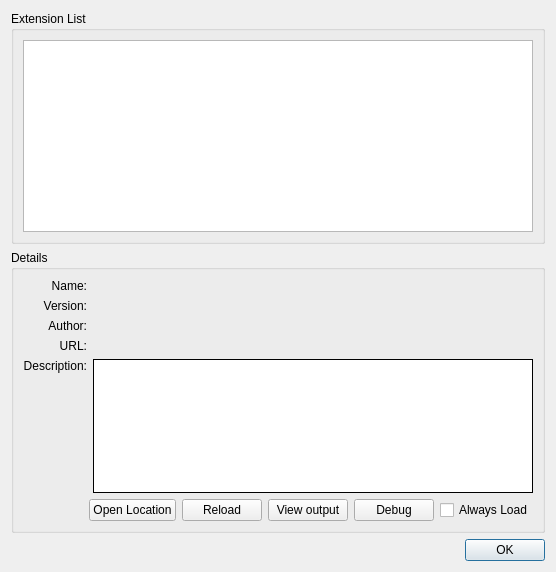
This is qrenderdoc/Windows/Dialogs/ExtensionManager.ui in anholt/renderdoc as Qt 5 draws it before an edit. The edited form follows.
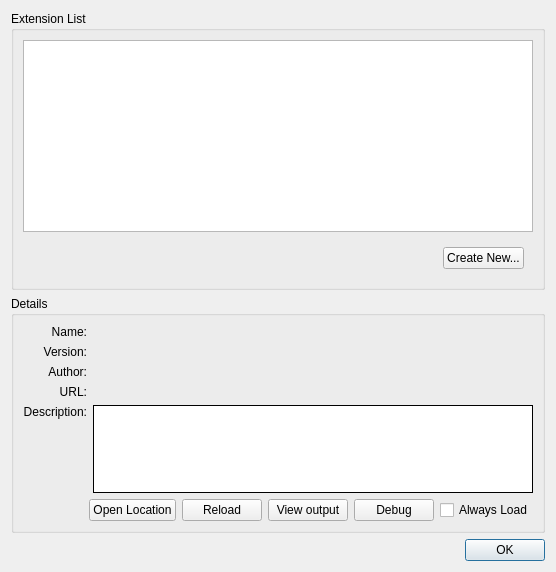
This is the edited form. Custom widgets are drawn as their Qt base class.

Commit message: Add a simple wizard to create a new empty extension

What changed in the file:
```diff
--- a/qrenderdoc/Windows/Dialogs/ExtensionManager.ui
+++ b/qrenderdoc/Windows/Dialogs/ExtensionManager.ui
@@ -8,6 +8,8 @@
     <y>0</y>
     <width>556</width>
     <height>572</height>
+    <width>581</width>
+    <height>648</height>
    </rect>
   </property>
   <property name="minimumSize">
@@ -34,7 +36,7 @@
      <property name="title">
       <string>Extension List</string>
      </property>
-     <layout class="QHBoxLayout" name="horizontalLayout">
+     <layout class="QVBoxLayout" name="verticalLayout2">
       <item>
        <widget class="RDTreeWidget" name="extensions">
         <property name="editTriggers">
@@ -48,6 +50,32 @@
         </property>
        </widget>
       </item>
+      <item>
+       <widget class="QWidget" name="createContainer" native="true">
+        <layout class="QHBoxLayout" name="horizontalLayout">
+         <item>
+          <spacer name="horizontalSpacer_2">
+           <property name="orientation">
+            <enum>Qt::Horizontal</enum>
+           </property>
+           <property name="sizeHint" stdset="0">
+            <size>
+             <width>40</width>
+             <height>20</height>
+            </size>
+           </property>
+          </spacer>
+         </item>
+         <item>
+          <widget class="QPushButton" name="createExtension">
+           <property name="text">
+            <string>Create New...</string>
+           </property>
+          </widget>
+         </item>
+        </layout>
+       </widget>
+      </item>
      </layout>
     </widget>
    </item>
```
The commit also changes 2 other files.
